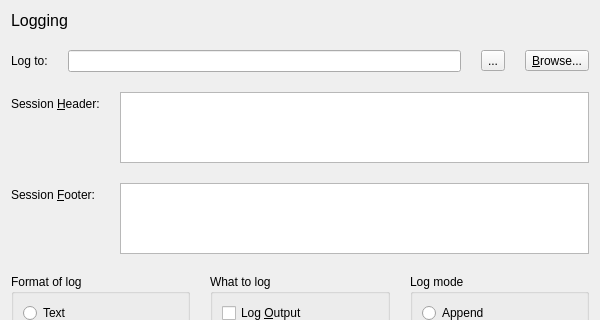
Old version of the form smushclient-qt/cpp/ui/prefs/logging.ui in the repository jnbooth/smushclient; both pictures show x 0 to 600 and y 0 to 320 of the 600 by 600 pixel window.
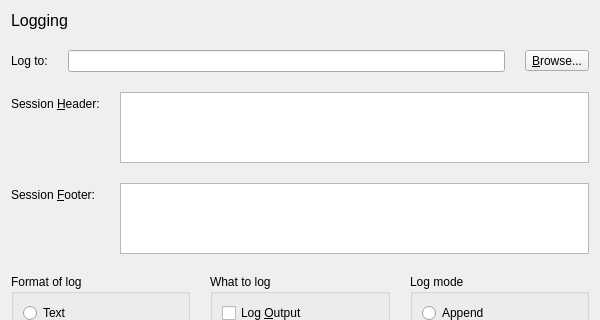
New version of the form. Icons and pictures are not drawn.

```diff
--- a/smushclient-qt/cpp/ui/prefs/logging.ui
+++ b/smushclient-qt/cpp/ui/prefs/logging.ui
@@ -54,15 +54,9 @@
       </widget>
      </item>
      <item>
-      <widget class="QLineEdit" name="AutoLogFileName"/>
-     </item>
-     <item>
-      <widget class="QToolButton" name="AutoLogFileName_none">
-       <property name="text">
-        <string>...</string>
-       </property>
-       <property name="icon">
-        <iconset theme="user-trash-symbolic"/>
+      <widget class="QLineEdit" name="AutoLogFileName">
+       <property name="clearButtonEnabled">
+        <bool>true</bool>
        </property>
       </widget>
      </item>
```
Left out of the diff: 16 changed lines with no effect on the pictures.
